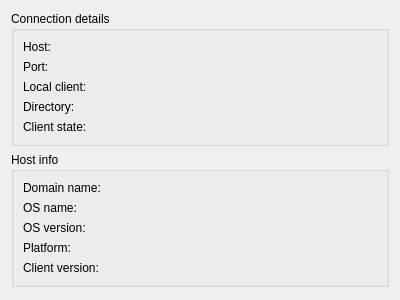
Before: the Qt Designer form src/ui_Advanced/InfoWidgets/SessionInfoWidget.ui in mireq/QBoincGui, drawn with Qt 5.
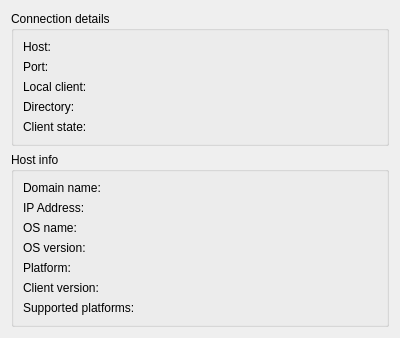
After: the same form once the commit is applied. Icons and pictures are not drawn. Custom widgets are drawn as their Qt base class.

```diff
--- a/src/ui_Advanced/InfoWidgets/SessionInfoWidget.ui
+++ b/src/ui_Advanced/InfoWidgets/SessionInfoWidget.ui
@@ -133,7 +133,7 @@
       <string>Host info</string>
      </property>
      <layout class="QGridLayout" name="gridLayout_2">
-      <item row="2" column="0">
+      <item row="4" column="0">
        <widget class="QLabel" name="osNameCaption">
         <property name="text">
          <string>OS name:</string>
@@ -143,7 +143,7 @@
         </property>
        </widget>
       </item>
-      <item row="2" column="1">
+      <item row="4" column="1">
        <widget class="QLabel" name="osNameLabel">
         <property name="text">
          <string/>
@@ -153,7 +153,7 @@
         </property>
        </widget>
       </item>
-      <item row="3" column="0">
+      <item row="5" column="0">
        <widget class="QLabel" name="osVersionCaption">
         <property name="text">
          <string>OS version:</string>
@@ -163,7 +163,7 @@
         </property>
        </widget>
       </item>
-      <item row="3" column="1">
+      <item row="5" column="1">
        <widget class="QLabel" name="osVersionLabel">
         <property name="text">
          <string/>
@@ -193,7 +193,7 @@
         </property>
        </widget>
       </item>
-      <item row="5" column="0">
+      <item row="7" column="0">
        <widget class="QLabel" name="clientVersionCaption">
         <property name="text">
          <string>Client version:</string>
@@ -203,7 +203,7 @@
         </property>
        </widget>
       </item>
-      <item row="4" column="0">
+      <item row="6" column="0">
        <widget class="QLabel" name="platformCaption">
         <property name="text">
          <string>Platform:</string>
@@ -213,7 +213,7 @@
         </property>
        </widget>
       </item>
-      <item row="5" column="1">
+      <item row="7" column="1">
        <widget class="QLabel" name="clientVersionLabel">
         <property name="text">
          <string/>
@@ -223,7 +223,7 @@
         </property>
        </widget>
       </item>
-      <item row="4" column="1">
+      <item row="6" column="1">
        <widget class="QLabel" name="platformLabel">
         <property name="text">
          <string/>
@@ -233,6 +233,37 @@
         </property>
        </widget>
       </item>
+      <item row="3" column="0">
+       <widget class="QLabel" name="ipAddressCaption">
+        <property name="text">
+         <string>IP Address:</string>
+        </property>
+       </widget>
+      </item>
+      <item row="3" column="1">
+       <widget class="QLabel" name="ipAddressLabel">
+        <property name="text">
+         <string/>
+        </property>
+       </widget>
+      </item>
+      <item row="9" column="1">
+       <widget class="QLabel" name="platformsLabel">
+        <property name="text">
+         <string/>
+        </property>
+       </widget>
+      </item>
+      <item row="9" column="0">
+       <widget class="QLabel" name="platformsCaption">
+        <property name="text">
+         <string>Supported platforms:</string>
+        </property>
+        <property name="alignment">
+         <set>Qt::AlignLeading|Qt::AlignLeft|Qt::AlignTop</set>
+        </property>
+       </widget>
+      </item>
      </layout>
     </widget>
    </item>
```
